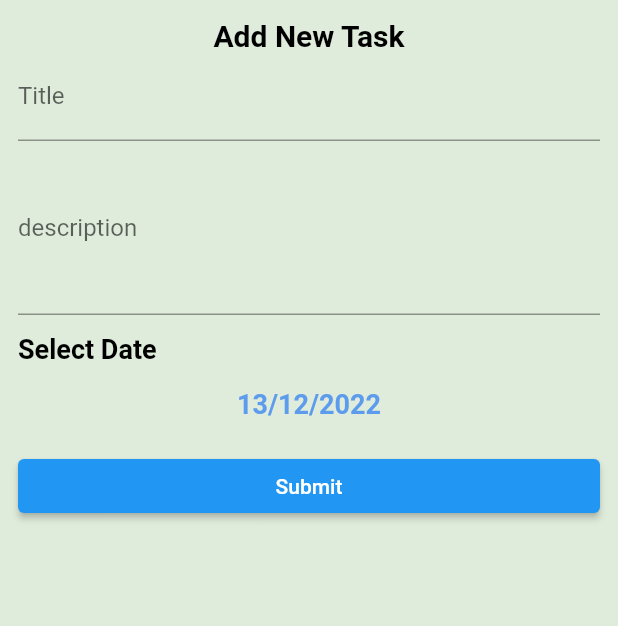
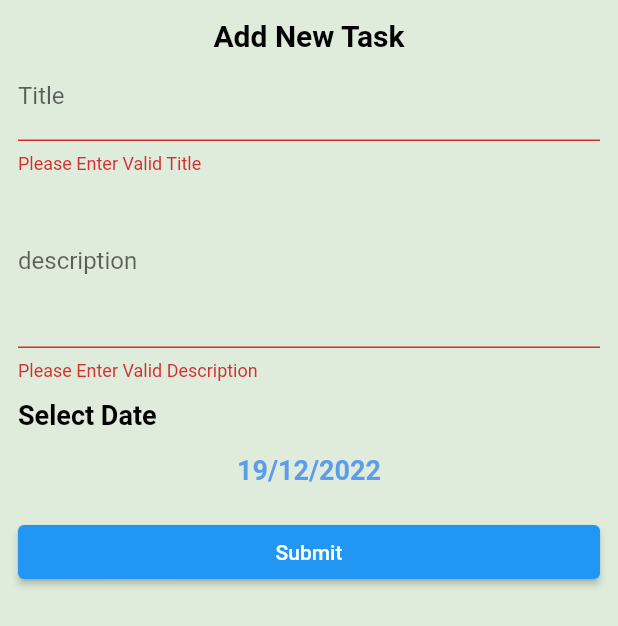
Before and after one commit to ahmed121990/todoApp, a Flutter app: the AddTask widget shown alone on an empty page, opened directly, after a tap on "Submit", on a phone screen of 412 x 824 dp. Shown: the top 626 px of the screen. Run offline on Flutter 3.47's test engine with Material 2 defaults, Android fonts, the phone set to English and light mode, and no system bars; our stand-ins replace calendar_timeline, cloud_firestore, firebase_core, flutter_slidable; accounts and stored records are empty; generated files the repository leaves out were written again.

Commit message:
Add FireBase Add Dailog Message

```diff
--- /dev/null
+++ b/lib/DataBase/taska.dart
@@ -0,0 +1,30 @@
+class Tasks {
+
+  String id;
+  String title ;
+  String description;
+  DateTime dateTime ;
+  bool isDone;
+  Tasks ({
+     this.id = '' , required this.title , required this.description ,
+    required this.dateTime , this.isDone = false
+});
+  Tasks.fromFireStore(Map<String , dynamic> data):
+      this (
+        id : data['id'],
+        title:  data['title'],
+        description: data['description'],
+        dateTime: DateTime.fromMillisecondsSinceEpoch(data['datetime']),
+        isDone: data ['isDone']
+      );
+
+  Map <String,dynamic>toFireStore(){
+   return {
+     'id': id,
+     'title':title,
+     'description':description,
+     'dateTime': dateTime.millisecondsSinceEpoch ,
+     'isDone': isDone
+   };
+  }
+}
--- a/lib/Home/Add_Task.dart
+++ b/lib/Home/Add_Task.dart
@@ -1,4 +1,9 @@
 import 'package:flutter/material.dart';
+import 'package:todoapp/DataBase/DataBase.dart';
+import 'package:todoapp/DataBase/taska.dart';
+import 'package:todoapp/utils/data_utils.dart';
+
+import '../utils/Dailog_uitls.dart';
 
 class AddTask extends StatefulWidget {
 
@@ -7,27 +12,51 @@ class AddTask extends StatefulWidget {
 }
 
 class _AddTaskState extends State<AddTask> {
+  var formKey = GlobalKey<FormState>();
+  var titleController = TextEditingController();
+  var descriptionController = TextEditingController();
   @override
   Widget build(BuildContext context) {
     return Container(
       padding: EdgeInsets.all(12),
        child: Form(
+         key: formKey  ,
          child: Column (
            crossAxisAlignment: CrossAxisAlignment.stretch,
            children: [
                 Text('Add New Task',style: Theme.of(context).textTheme.headline5,
               textAlign: TextAlign.center,),
              TextFormField(
+               controller: titleController,
                decoration: const InputDecoration(
                  labelText: 'Title'
                ),
+               validator: (input){
+                 if (input==null || input.trim().isEmpty){
+                   return 'Please Enter Valid Title';
+                 }
+                 if (input.length<3){
+                   return 'Title should be 3 character at least' ;
+                 }
+                 return null ;
+               },
              ),
              TextFormField(
+               controller: descriptionController,
                minLines: 4,
                maxLines: 4,
                decoration: const InputDecoration(
                    labelText: 'description'
                ),
+              validator: (input) {
+              if (input == null || input.trim().isEmpty) {
+                 return 'Please Enter Valid Description';
+      }
+    if (input.length<3) {
+      return 'Description should be 3 character at least';
+    }
+              return null ;
+    }
              ),
             const  SizedBox(height: 12,),
              Text('Select Date',
@@ -39,24 +68,44 @@ class _AddTaskState extends State<AddTask> {
                },
                child: Padding(
                  padding: const EdgeInsets.all(8.0),
-                 child: Text(
-                     '13/12/2022',textAlign: TextAlign.center,
+                 child: Text(MyDateUtils.formatTask(selectedTime)
+                     ,textAlign: TextAlign.center,
                      style: Theme.of(context).textTheme.headline6?.copyWith(color: Theme.of(context).primaryColor)
                  ),
                ),
              ),
              const SizedBox(height: 12,),
-             ElevatedButton(onPressed: (){}, child: Text('Submit'))
+             ElevatedButton(onPressed: (){
+               insertTask();
+             }, child: Text('Submit'))
            ],
          ),
        ),
     );
   }
-
-  void showTaskDatePicker(){
-    showDatePicker(context: context,
-        initialDate: DateTime.now(),
+  var selectedTime = DateTime.now();
+  void showTaskDatePicker()async{
+    var userSelectedTask = await showDatePicker(context: context,
+        initialDate: selectedTime,
         firstDate: DateTime.now(),
         lastDate: DateTime.now().add(Duration(days: 365)));
+    if(userSelectedTask==null){
+      return ;
+    }
+    setState(() {
+      selectedTime = userSelectedTask ;
+    });
   }
+  void insertTask() async{
+   if (formKey.currentState?.validate()==false){
+    return ;
+   }
+   Tasks task = Tasks( title: titleController.text, description: descriptionController.text, dateTime: selectedTime);
+   DilogUtils.showLoadingDialog(context, 'loading...',isDismissble: false);
+   await DataBase.insertTask(task);
+   DilogUtils.HideDailog(context);
+   DilogUtils.showMessage(context, 'Intserted Successfully',positiveAction: 'Ok' ,negativeAction: 'Cancel' );
+  }
+
+
 }
--- /dev/null
+++ b/lib/utils/data_utils.dart
@@ -0,0 +1,8 @@
+import 'package:intl/intl.dart';
+
+class MyDateUtils {
+  static String formatTask (DateTime dateTime){
+   DateFormat formatter = DateFormat('dd/MM/yyyy');
+   return formatter.format(dateTime);
+  }
+}
--- a/pubspec.yaml
+++ b/pubspec.yaml
@@ -38,6 +38,9 @@ dependencies:
   # The following adds the Cupertino Icons font to your application.
   # Use with the CupertinoIcons class for iOS style icons.
   cupertino_icons: ^1.0.2
+  firebase_core: ^2.4.0
+  cloud_firestore: ^4.2.0
+  intl: ^0.17.0
 
 dev_dependencies:
   flutter_test:
```
Also changed, not shown: lib/DataBase/DataBase.dart (added, +21 -0 lines), lib/main.dart (+8 -1 lines), lib/utils/Dailog_uitls.dart (added, +37 -0 lines), pubspec.lock, 2 other files.
